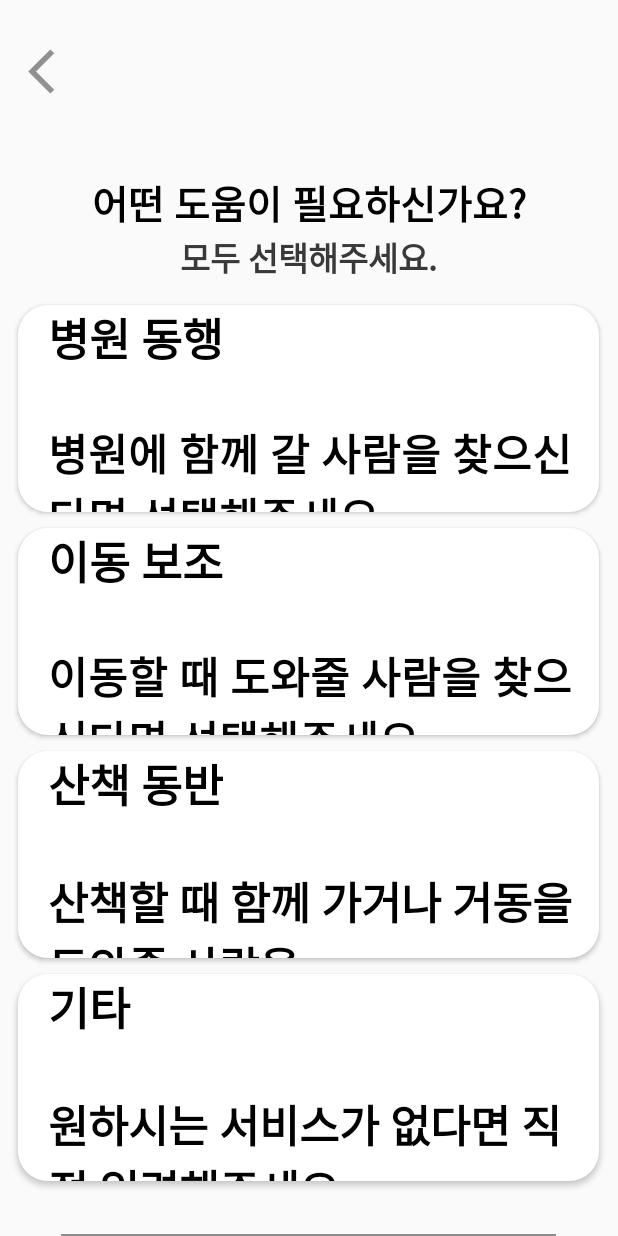
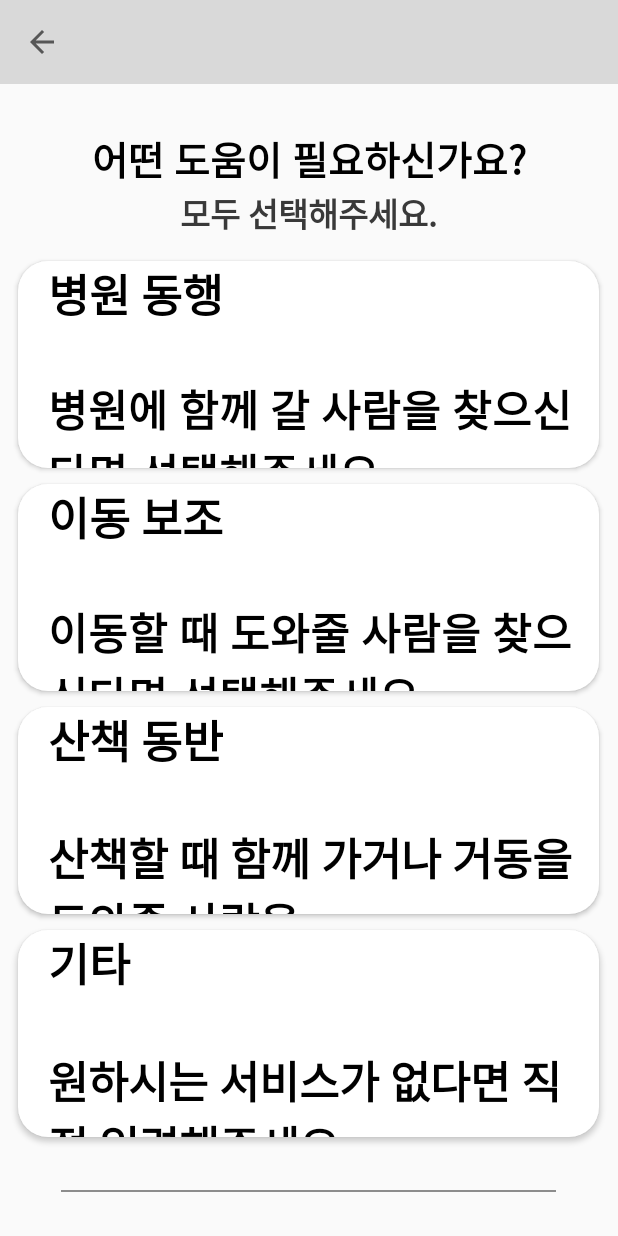
Before and after one commit to orange11th/with, an Android app: the MainActivity_yerim screen opened directly, with no data from a screen before it, on a phone screen of 412 x 824 dp. Run offline under Robolectric (Android 15) with nearby library versions, the phone set to English and light mode, and no system bars.

Commit message:
220818_0856

```diff
--- a/app/src/main/java/com/cookandroid/with/MainActivity_yerim.java
+++ b/app/src/main/java/com/cookandroid/with/MainActivity_yerim.java
@@ -1,12 +1,15 @@
 package com.cookandroid.with;
 
 import androidx.appcompat.app.AppCompatActivity;
+import androidx.appcompat.widget.Toolbar;
+
 
 import android.content.Intent;
 import android.os.Bundle;
 import android.text.Spannable;
 import android.text.Spanned;
 import android.text.style.AbsoluteSizeSpan;
+import android.view.MenuItem;
 import android.view.View;
 import android.widget.Button;
 
@@ -21,6 +24,13 @@ public class MainActivity_yerim extends AppCompatActivity {
 
         super.onCreate(savedInstanceState);
         setContentView(R.layout.activity_main_yerim);
+
+        //toolbar
+        Toolbar toolbar = findViewById(R.id.toolbar_main3);
+        setSupportActionBar(toolbar);
+        getSupportActionBar().setDisplayHomeAsUpEnabled(true);
+        getSupportActionBar().setTitle(" ");
+
 
         //버튼 글자 크기 다르게
         ArrayList<Button> btnLIst=new ArrayList<Button>();
@@ -91,5 +101,20 @@ public class MainActivity_yerim extends AppCompatActivity {
 
     }
 
+    //toolbar
+    @Override
+    public boolean onOptionsItemSelected(MenuItem item){
+        switch(item.getItemId()){
+            case android.R.id.home:{
+                Intent intent = new Intent(getApplicationContext(), MainActivity2.class);
+                startActivity(intent);
+                finish();
+                return true;
+            }
+        }
+        return super.onOptionsItemSelected(item);
+    }
+
+
 
 }
--- a/app/src/main/res/drawable-v24/back_select.xml
+++ /dev/null
@@ -1,14 +0,0 @@
-<?xml version="1.0" encoding="utf-8"?>
-<selector xmlns:android="http://schemas.android.com/apk/res/android">
-    <item>
-        <layer-list>
-            <item>
-                <shape android:shape="rectangle">
-                    <solid android:color="#00FFFFFF" />
-                </shape>
-            </item>
-            <item
-                android:drawable="@drawable/ic_back" />
-        </layer-list>
-    </item>
-</selector>
--- a/app/src/main/res/drawable-v24/date_select.xml
+++ b/app/src/main/res/drawable-v24/date_select.xml
@@ -6,7 +6,7 @@
                 <shape android:shape="rectangle">
                     <solid android:color="@color/white" />
                     <corners android:radius="10dp" />
-                    <padding android:left="10dp" />
+                    <padding android:left="8dp" />
                 </shape>
             </item>
             <item
--- a/app/src/main/res/drawable-v24/ic_back.xml
+++ /dev/null
@@ -1,5 +0,0 @@
-<vector android:height="24dp" android:tint="#919191"
-    android:viewportHeight="24" android:viewportWidth="24"
-    android:width="24dp" xmlns:android="http://schemas.android.com/apk/res/android">
-    <path android:fillColor="@android:color/white" android:pathData="M17.77,3.77l-1.77,-1.77l-10,10l10,10l1.77,-1.77l-8.23,-8.23z"/>
-</vector>
--- a/app/src/main/res/drawable-v24/ic_cal.xml
+++ b/app/src/main/res/drawable-v24/ic_cal.xml
@@ -1,5 +1,5 @@
-<vector android:height="24dp" android:tint="#131313"
+<vector android:height="20dp" android:tint="#131313"
     android:viewportHeight="24" android:viewportWidth="24"
-    android:width="24dp" xmlns:android="http://schemas.android.com/apk/res/android">
+    android:width="20dp" xmlns:android="http://schemas.android.com/apk/res/android">
     <path android:fillColor="@android:color/white" android:pathData="M16.53,11.06L15.47,10l-4.88,4.88 -2.12,-2.12 -1.06,1.06L10.59,17l5.94,-5.94zM19,3h-1L18,1h-2v2L8,3L8,1L6,1v2L5,3c-1.11,0 -1.99,0.9 -1.99,2L3,19c0,1.1 0.89,2 2,2h14c1.1,0 2,-0.9 2,-2L21,5c0,-1.1 -0.9,-2 -2,-2zM19,19L5,19L5,8h14v11z"/>
 </vector>
--- a/app/src/main/res/drawable-v24/spinner_back.xml
+++ b/app/src/main/res/drawable-v24/spinner_back.xml
@@ -6,7 +6,8 @@
                 <shape android:shape="rectangle">
                     <solid android:color="@color/white" />
                     <corners android:radius="10dp" />
-                    <padding android:left="5dp" />
+                    <padding android:left="5dp"
+                        android:right="5dp"/>
                 </shape>
             </item>
             <item
--- a/app/src/main/res/layout/activity_complete1.xml
+++ b/app/src/main/res/layout/activity_complete1.xml
@@ -13,13 +13,13 @@
         android:textSize="20dp"
         android:textStyle="bold"
         android:textColor="@color/black"
-        android:textAlignment="center"/>
+        android:gravity="center"/>
 
         <Button
             android:id="@+id/button9"
             android:layout_width="200dp"
             android:layout_height="50dp"
-            android:layout_marginTop="50dp"
+            android:layout_marginTop="20dp"
             android:backgroundTint="#CDCDCD"
             android:text="확 인"
             android:textStyle="bold"
--- a/app/src/main/res/layout/activity_complete2.xml
+++ b/app/src/main/res/layout/activity_complete2.xml
@@ -13,13 +13,13 @@
         android:textSize="20dp"
         android:textStyle="bold"
         android:textColor="@color/black"
-        android:textAlignment="center"/>
+        android:gravity="center"/>
 
     <Button
         android:id="@+id/button9"
         android:layout_width="200dp"
         android:layout_height="50dp"
-        android:layout_marginTop="50dp"
+        android:layout_marginTop="20dp"
         android:backgroundTint="#CDCDCD"
         android:text="확 인"
         android:textStyle="bold"
--- a/app/src/main/res/layout/activity_confirm.xml
+++ b/app/src/main/res/layout/activity_confirm.xml
@@ -17,20 +17,20 @@
             android:layout_height="wrap_content"
             android:orientation="vertical">
 
-            <Button
-                android:id="@+id/back_btn"
-                android:layout_width="35dp"
-                android:layout_height="35dp"
-                android:layout_marginLeft="10dp"
-                android:layout_marginTop="30dp"
-                android:background="@drawable/back_select"
-                tools:ignore="SpeakableTextPresentCheck" />
+            <androidx.appcompat.widget.Toolbar
+                app:titleTextColor="#000000"
+                android:background="#d9d9d9"
+                android:id="@+id/toolbar_main3"
+                android:layout_height="wrap_content"
+                android:layout_width="match_parent"
+                tools:ignore="MissingConstraints"
+                />
 
             <TextView
                 android:id="@+id/confirm_text"
                 android:layout_width="match_parent"
                 android:layout_height="wrap_content"
-                android:layout_marginTop="20dp"
+                android:layout_marginTop="30dp"
                 android:layout_marginBottom="20dp"
                 android:gravity="center"
                 android:text="신청하신 내용을 확인해주세요."
@@ -88,7 +88,7 @@
                     android:id="@+id/type1"
                     android:layout_width="160dp"
                     android:layout_height="60dp"
-                    android:layout_marginRight="5dp"
+                    android:layout_marginRight="10dp"
 
                     android:text="이동 보조"
                     android:textSize="22dp"
--- a/app/src/main/res/layout/activity_main_yerim.xml
+++ b/app/src/main/res/layout/activity_main_yerim.xml
@@ -12,19 +12,14 @@
         android:layout_height="wrap_content"
         android:orientation="vertical">
 
-        <LinearLayout
+        <androidx.appcompat.widget.Toolbar
+            app:titleTextColor="#000000"
+            android:background="#d9d9d9"
+            android:id="@+id/toolbar_main3"
+            android:layout_height="wrap_content"
             android:layout_width="match_parent"
-            android:layout_height="match_parent">
-
-            <Button
-                android:id="@+id/back_btn"
-                android:layout_width="35dp"
-                android:layout_height="35dp"
-                android:layout_marginLeft="10dp"
-                android:layout_marginTop="30dp"
-                android:background="@drawable/back_select"
-                tools:ignore="SpeakableTextPresentCheck" />
-        </LinearLayout>
+            tools:ignore="MissingConstraints"
+            />
 
         <LinearLayout
             android:layout_width="match_parent"
@@ -37,7 +32,7 @@
                 android:id="@+id/textView1"
                 android:layout_width="wrap_content"
                 android:layout_height="wrap_content"
-                android:layout_marginTop="50dp"
+                android:layout_marginTop="30dp"
                 android:text="어떤 도움이 필요하신가요?"
                 android:textColor="#000000"
                 android:textSize="26sp"
@@ -63,9 +58,9 @@
                 android:textColor="#000000"
                 android:textSize="30sp"
                 android:textStyle="bold"
-                android:textAlignment="viewStart"
                 android:bufferType="spannable"
-                android:background="@drawable/button_border" />
+                android:background="@drawable/button_border"
+                android:gravity="start" />
 
             <Button
                 android:id="@+id/button2"
@@ -77,14 +72,9 @@
                 android:textColor="#000000"
                 android:textSize="30sp"
                 android:textStyle="bold"
-                android:textAlignment="viewStart"
                 android:bufferType="spannable"
                 android:background="@drawable/button_border"
-                app:layout_constraintBottom_toBottomOf="parent"
-                app:layout_constraintEnd_toEndOf="@+id/button6"
-                app:layout_constraintStart_toStartOf="@+id/button6"
-                app:layout_constraintTop_toTopOf="parent"
-                app:layout_constraintVertical_bias="0.499" />
+                android:gravity="start" />
 
             <Button
                 android:id="@+id/button3"
@@ -96,7 +86,7 @@
                 android:textColor="#000000"
                 android:textSize="30sp"
                 android:textStyle="bold"
-                android:textAlignment="viewStart"
+                android:gravity="start"
                 android:bufferType="spannable"
                 android:background="@drawable/button_border"
                 />
@@ -111,7 +101,7 @@
                 android:textColor="#000000"
                 android:textSize="30sp"
                 android:textStyle="bold"
-                android:textAlignment="viewStart"
+                android:gravity="start"
                 android:bufferType="spannable"
                 android:background="@drawable/button_border" />
 
@@ -231,15 +221,15 @@
                 app:layout_constraintVertical_bias="0.110000014" />
 
             <Button
-                android:id="@id/button6"
+                android:id="@+id/button6"
                 android:layout_width="130dp"
                 android:layout_height="wrap_content"
                 android:layout_marginTop="10dp"
                 android:padding="10dp"
                 android:background="@drawable/date_select"
                 android:text="날짜 선택"
-                android:textAlignment="viewEnd"
-                android:textSize="20sp"
+                android:gravity="end"
+                android:textSize="20dp"
                 android:textColor="#131313"/>
 
             <CalendarView
@@ -317,7 +307,7 @@
                     android:layout_height="83dp"
                     android:layout_margin="5dp"
                     android:button="@null"
-                    android:textAlignment="center"
+                    android:gravity="center"
                     android:textColor="#000000"
                     android:textSize="20sp"
                     android:textStyle="bold"
@@ -334,7 +324,7 @@
                     android:textColor="#000000"
                     android:textSize="20sp"
                     android:textStyle="bold"
-                    android:textAlignment="center"
+                    android:gravity="center"
                     android:text="지원한 돌보미 중 \n선택"
                     android:background="@drawable/radio_btn"
                     android:elevation="3dp"/>
```
